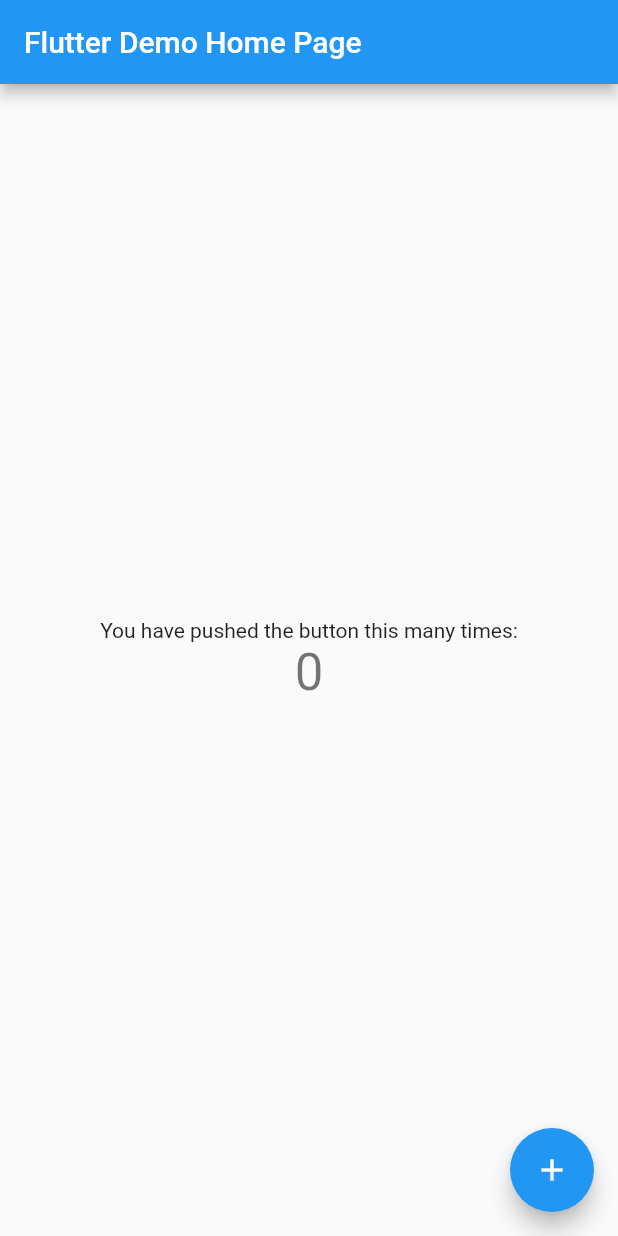
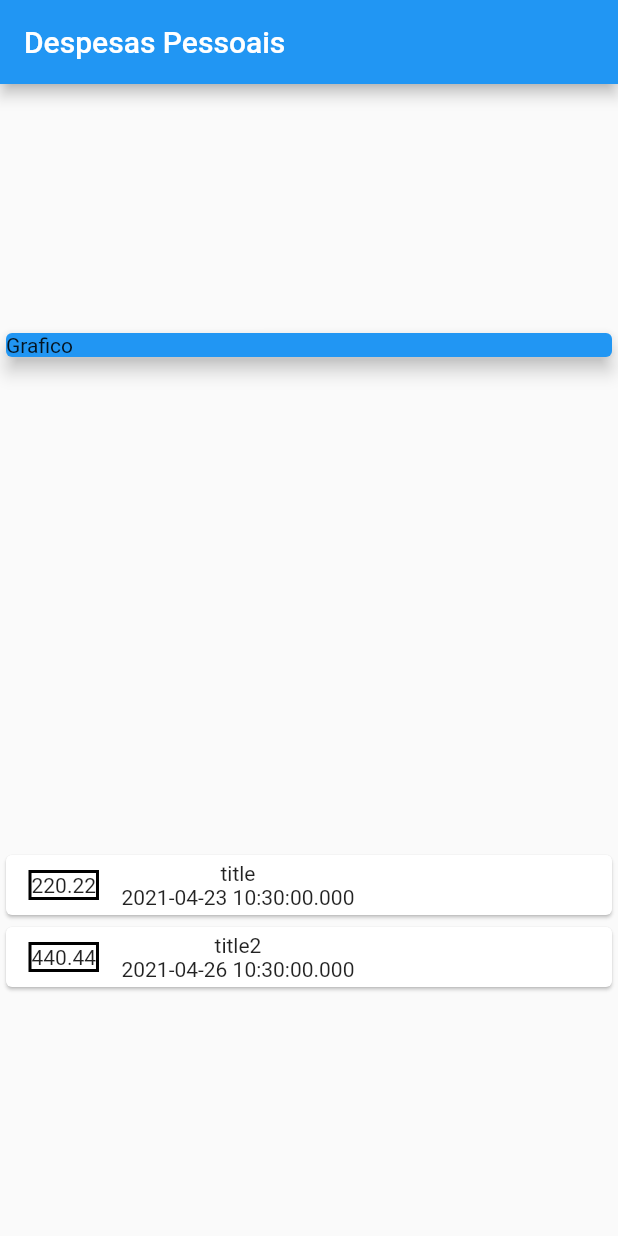
Before and after one commit to eversclei/expenses, a Flutter app: the screen it shows after launch, on a phone screen of 412 x 824 dp. Run offline on Flutter 3.47's test engine with Material 2 defaults, Android fonts, the phone set to English and light mode, and no system bars.

Commit message:
Ajustes na tela inicial, inclusao de model, incluisao de novos widget

```diff
--- a/lib/main.dart
+++ b/lib/main.dart
@@ -1,10 +1,11 @@
+import './models/transaction.dart';
 import 'package:flutter/material.dart';
 
 void main() {
-  runApp(MyApp());
+  runApp(ExpensesApp());
 }
 
-class MyApp extends StatelessWidget {
+class ExpensesApp extends StatelessWidget {
   @override
   Widget build(BuildContext context) {
     return MaterialApp(
@@ -12,54 +13,74 @@ class MyApp extends StatelessWidget {
       theme: ThemeData(
         primarySwatch: Colors.blue,
       ),
-      home: MyHomePage(title: 'Flutter Demo Home Page'),
+      home: MyHomePage(),
       debugShowCheckedModeBanner: false,
     );
   }
 }
 
-class MyHomePage extends StatefulWidget {
-  MyHomePage({Key key, this.title}) : super(key: key);
+class MyHomePage extends StatelessWidget {
+  final _transaction = [
+    Transaction(
+      id: 'id',
+      title: 'title',
+      value: 220.22,
+      date: DateTime.now(),
+    ),
+    Transaction(
+      id: 'id2',
+      title: 'title2',
+      value: 440.44,
+      date: DateTime.now().add(Duration(days: 3)),
+    ),
+  ];
 
-  final String title;
-
-  @override
-  _MyHomePageState createState() => _MyHomePageState();
-}
-
-class _MyHomePageState extends State<MyHomePage> {
-  int _counter = 0;
-
-  void _incrementCounter() {
-    setState(() {
-      _counter++;
-    });
-  }
-
-  @override
   Widget build(BuildContext context) {
     return Scaffold(
       appBar: AppBar(
-        title: Text(widget.title),
+        title: Text('Despesas Pessoais'),
       ),
-      body: Center(
-        child: Column(
-          mainAxisAlignment: MainAxisAlignment.center,
-          children: <Widget>[
-            Text(
-              'You have pushed the button this many times:',
+      body: Column(
+        mainAxisAlignment: MainAxisAlignment.spaceAround,
+        crossAxisAlignment: CrossAxisAlignment.stretch,
+        children: <Widget>[
+          Container(
+            child: Card(
+              child: Text('Grafico'),
+              elevation: 5,
+              color: Colors.blue,
             ),
-            Text(
-              '$_counter',
-              style: Theme.of(context).textTheme.headline4,
-            ),
-          ],
-        ),
-      ),
-      floatingActionButton: FloatingActionButton(
-        onPressed: _incrementCounter,
-        tooltip: 'Increment',
-        child: Icon(Icons.add),
+          ),
+          Column(
+            children: _transaction.map((tr) {
+              return Card(
+                child: Row(
+                  children: <Widget>[
+                    Container(
+                      margin: EdgeInsets.symmetric(
+                        horizontal: 15,
+                        vertical: 10,
+                      ),
+                      decoration: BoxDecoration(
+                        border: Border.all(
+                          color: Colors.black,
+                          width: 2,
+                        ),
+                      ),
+                      child: Text(tr.value.toString()),
+                    ),
+                    Column(
+                      children: <Widget>[
+                        Text(tr.title),
+                        Text(tr.date.toString()),
+                      ],
+                    ),
+                  ],
+                ),
+              );
+            }).toList(),
+          ),
+        ],
       ),
     );
   }
--- /dev/null
+++ b/lib/models/transaction.dart
@@ -0,0 +1,15 @@
+import 'package:flutter/foundation.dart';
+
+class Transaction {
+  final String id;
+  final String title;
+  final double value;
+  final DateTime date;
+
+  Transaction({
+    @required this.id,
+    @required this.title,
+    @required this.value,
+    @required this.date,
+  });
+}
```
